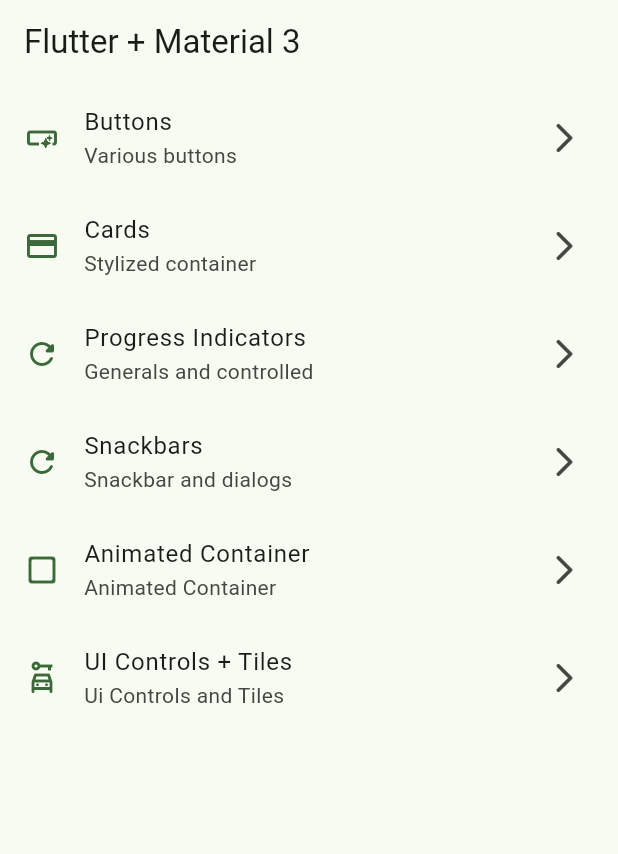
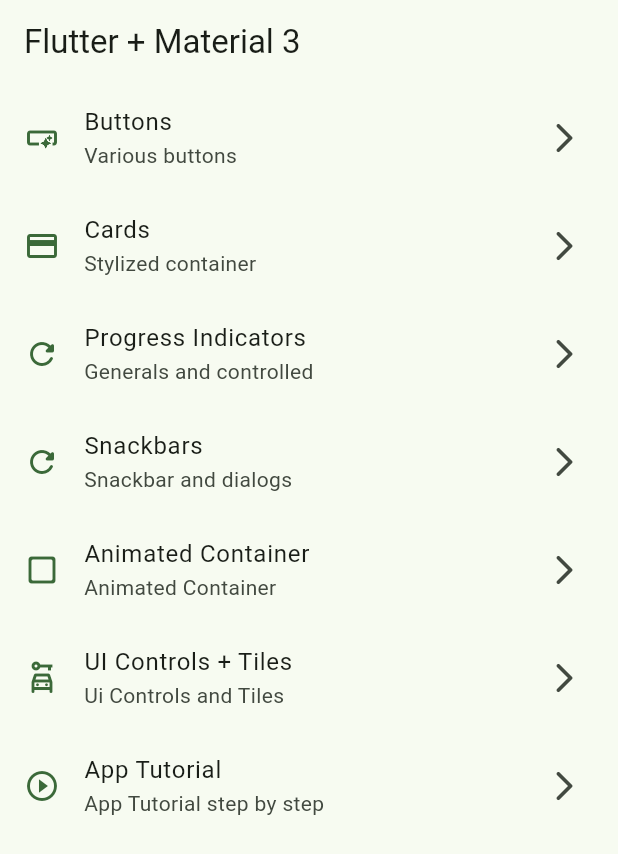
Before and after one commit to arisvaldez/widgets_app, a Flutter app: the screen it shows after launch, on a phone screen of 412 x 824 dp. Shown: the top 854 px of the screen. Run offline on Flutter 3.47's test engine with Material 2 defaults, Android fonts, the phone set to English and light mode, and no system bars; our stand-ins replace go_router.

Commit message:
add route for tutorial screen

```diff
--- a/lib/config/menu/menu_item.dart
+++ b/lib/config/menu/menu_item.dart
@@ -45,4 +45,9 @@ const appMenuItems = <MenuItem>[
       subTitle: 'Ui Controls and Tiles',
       link: '/ui-controls',
       icon: Icons.car_rental_outlined),
+  MenuItem(
+      title: 'App Tutorial',
+      subTitle: 'App Tutorial step by step',
+      link: '/tutorial',
+      icon: Icons.play_circle_outline),
 ];
--- a/lib/config/router/app_router.dart
+++ b/lib/config/router/app_router.dart
@@ -37,4 +37,9 @@ final appRouter = GoRouter(initialLocation: '/', routes: [
     name: UiControlsScreen.name,
     builder: (context, state) => const UiControlsScreen(),
   ),
+  GoRoute(
+    path: '/tutorial',
+    name: AppTutorialScreen.name,
+    builder: (context, state) => const AppTutorialScreen(),
+  ),
 ]);
```
